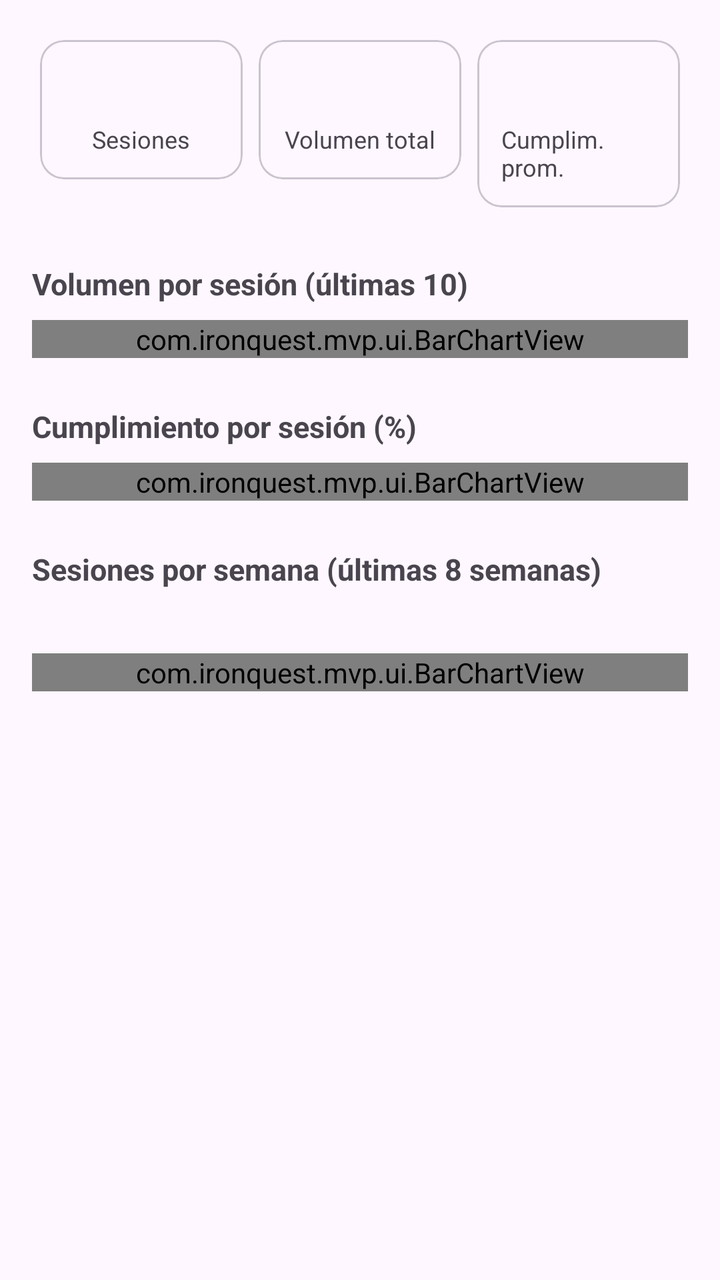
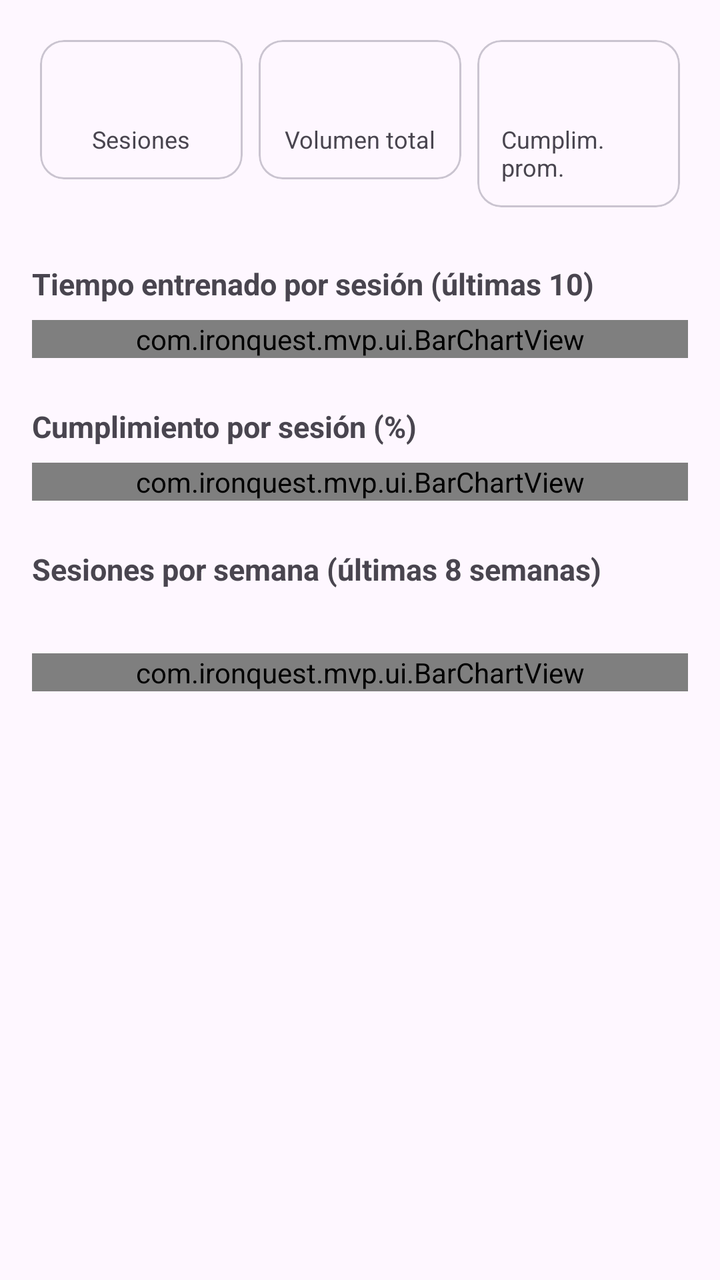

The first picture is an Android layout as it rendered before a commit; the second is the same layout after the commit. The layout source and the unified diff follow.
<!-- AndroidManifest.xml: application theme Theme.IronQuest -->
<!-- res/layout/fragment_stats.xml -->
<?xml version="1.0" encoding="utf-8"?>
<ScrollView xmlns:android="http://schemas.android.com/apk/res/android"
    android:layout_width="match_parent"
    android:layout_height="match_parent">

    <LinearLayout
        android:layout_width="match_parent"
        android:layout_height="wrap_content"
        android:orientation="vertical"
        android:padding="16dp">

        <TextView
            android:id="@+id/text_sin_datos"
            android:layout_width="match_parent"
            android:layout_height="wrap_content"
            android:layout_marginTop="32dp"
            android:gravity="center"
            android:text="Todavía no hay sesiones registradas."
            android:textSize="16sp"
            android:visibility="gone" />

        <LinearLayout
            android:id="@+id/container_resumen"
            android:layout_width="match_parent"
            android:layout_height="wrap_content"
            android:orientation="horizontal">

            <com.google.android.material.card.MaterialCardView
                android:layout_width="0dp"
                android:layout_height="wrap_content"
                android:layout_weight="1"
                android:layout_margin="4dp">

                <LinearLayout
                    android:layout_width="match_parent"
                    android:layout_height="wrap_content"
                    android:orientation="vertical"
                    android:gravity="center"
                    android:padding="12dp">

                    <TextView
                        android:id="@+id/text_total_sesiones"
                        android:layout_width="wrap_content"
                        android:layout_height="wrap_content"
                        android:textSize="22sp"
                        android:textStyle="bold" />

                    <TextView
                        android:layout_width="wrap_content"
                        android:layout_height="wrap_content"
                        android:text="Sesiones"
                        android:textSize="12sp" />
                </LinearLayout>
            </com.google.android.material.card.MaterialCardView>

            <com.google.android.material.card.MaterialCardView
                android:layout_width="0dp"
                android:layout_height="wrap_content"
                android:layout_weight="1"
                android:layout_margin="4dp">

                <LinearLayout
                    android:layout_width="match_parent"
                    android:layout_height="wrap_content"
                    android:orientation="vertical"
                    android:gravity="center"
                    android:padding="12dp">

                    <TextView
                        android:id="@+id/text_volumen_total"
                        android:layout_width="wrap_content"
                        android:layout_height="wrap_content"
                        android:textSize="22sp"
                        android:textStyle="bold" />

                    <TextView
                        android:layout_width="wrap_content"
                        android:layout_height="wrap_content"
                        android:text="Volumen total"
                        android:textSize="12sp" />
                </LinearLayout>
            </com.google.android.material.card.MaterialCardView>

            <com.google.android.material.card.MaterialCardView
                android:layout_width="0dp"
                android:layout_height="wrap_content"
                android:layout_weight="1"
                android:layout_margin="4dp">

                <LinearLayout
                    android:layout_width="match_parent"
                    android:layout_height="wrap_content"
                    android:orientation="vertical"
                    android:gravity="center"
                    android:padding="12dp">

                    <TextView
                        android:id="@+id/text_cumplimiento_promedio"
                        android:layout_width="wrap_content"
                        android:layout_height="wrap_content"
                        android:textSize="22sp"
                        android:textStyle="bold" />

                    <TextView
                        android:layout_width="wrap_content"
                        android:layout_height="wrap_content"
                        android:text="Cumplim. prom."
                        android:textSize="12sp" />
                </LinearLayout>
            </com.google.android.material.card.MaterialCardView>

        </LinearLayout>

        <TextView
            android:id="@+id/label_volumen"
            android:layout_width="match_parent"
            android:layout_height="wrap_content"
            android:layout_marginTop="24dp"
            android:text="Volumen por sesión (últimas 10)"
            android:textStyle="bold"
            android:textSize="15sp" />

        <com.ironquest.mvp.ui.BarChartView
            android:id="@+id/chart_volumen"
            android:layout_width="match_parent"
            android:layout_height="wrap_content"
            android:layout_marginTop="8dp" />

        <TextView
            android:id="@+id/label_cumplimiento"
            android:layout_width="match_parent"
            android:layout_height="wrap_content"
            android:layout_marginTop="24dp"
            android:text="Cumplimiento por sesión (%)"
            android:textStyle="bold"
            android:textSize="15sp" />

        <com.ironquest.mvp.ui.BarChartView
            android:id="@+id/chart_cumplimiento"
            android:layout_width="match_parent"
            android:layout_height="wrap_content"
            android:layout_marginTop="8dp" />

        <TextView
            android:id="@+id/label_frecuencia"
            android:layout_width="match_parent"
            android:layout_height="wrap_content"
            android:layout_marginTop="24dp"
            android:layout_marginBottom="24dp"
            android:text="Sesiones por semana (últimas 8 semanas)"
            android:textStyle="bold"
            android:textSize="15sp" />

        <com.ironquest.mvp.ui.BarChartView
            android:id="@+id/chart_frecuencia"
            android:layout_width="match_parent"
            android:layout_height="wrap_content"
            android:layout_marginTop="8dp"
            android:layout_marginBottom="24dp" />

    </LinearLayout>

</ScrollView>
<!-- resources referenced by this layout -->
<resources>
  <style name="Theme.IronQuest" parent="Theme.Material3.DayNight.NoActionBar">
          <item name="colorPrimary">@color/ironquest_orange</item>
          <item name="colorOnPrimary">@color/ironquest_on_orange</item>
          <item name="colorPrimaryContainer">@color/ironquest_orange_container</item>
          <item name="colorOnPrimaryContainer">@color/ironquest_on_orange_container</item>
          <item name="colorSecondary">@color/ironquest_orange_dark</item>
          <item name="colorOnSecondary">@color/ironquest_on_orange</item>
          <item name="colorSecondaryContainer">@color/ironquest_orange_light</item>
          <item name="colorOnSecondaryContainer">@color/ironquest_on_orange_container</item>
          <item name="colorTertiary">@color/ironquest_orange_dark</item>
      </style>
  <color name="ironquest_orange">#FF6B35</color>
  <color name="ironquest_on_orange">#FFFFFF</color>
  <color name="ironquest_orange_container">#FFDBCE</color>
  <color name="ironquest_on_orange_container">#3A0D00</color>
  <color name="ironquest_orange_dark">#E8571F</color>
  <color name="ironquest_orange_light">#FFB199</color>
</resources>

<!-- the commit's change to res/layout/fragment_stats.xml (unified diff, before → after) -->
@@ -112,19 +112,20 @@
         </LinearLayout>
 
         <TextView
-            android:id="@+id/label_volumen"
+            android:id="@+id/label_duracion"
             android:layout_width="match_parent"
             android:layout_height="wrap_content"
             android:layout_marginTop="24dp"
-            android:text="Volumen por sesión (últimas 10)"
+            android:text="Tiempo entrenado por sesión (últimas 10)"
             android:textStyle="bold"
             android:textSize="15sp" />
 
         <com.ironquest.mvp.ui.BarChartView
-            android:id="@+id/chart_volumen"
+            android:id="@+id/chart_duracion"
             android:layout_width="match_parent"
             android:layout_height="wrap_content"
-            android:layout_marginTop="8dp" />
+            android:layout_marginTop="8dp"
+            android:background="@drawable/bg_contenedor_grafica" />
 
         <TextView
             android:id="@+id/label_cumplimiento"
@@ -139,7 +140,8 @@
             android:id="@+id/chart_cumplimiento"
             android:layout_width="match_parent"
             android:layout_height="wrap_content"
-            android:layout_marginTop="8dp" />
+            android:layout_marginTop="8dp"
+            android:background="@drawable/bg_contenedor_grafica" />
 
         <TextView
             android:id="@+id/label_frecuencia"
@@ -156,7 +158,8 @@
             android:layout_width="match_parent"
             android:layout_height="wrap_content"
             android:layout_marginTop="8dp"
-            android:layout_marginBottom="24dp" />
+            android:layout_marginBottom="24dp"
+            android:background="@drawable/bg_contenedor_grafica" />
 
     </LinearLayout>
 
<!-- resource entries referenced after the edit -->
@@ -1,5 +1,11 @@
 <!-- resources referenced by this layout -->
 <resources>
+  <!-- drawable bg_contenedor_grafica (drawable) -->
+  <?xml version="1.0" encoding="utf-8"?>
+  <shape xmlns:android="http://schemas.android.com/apk/res/android" android:shape="rectangle">
+      <solid android:color="#EEEEEE" />
+      <corners android:radius="8dp" />
+  </shape>
   <style name="Theme.IronQuest" parent="Theme.Material3.DayNight.NoActionBar">
           <item name="colorPrimary">@color/ironquest_orange</item>
           <item name="colorOnPrimary">@color/ironquest_on_orange</item>
